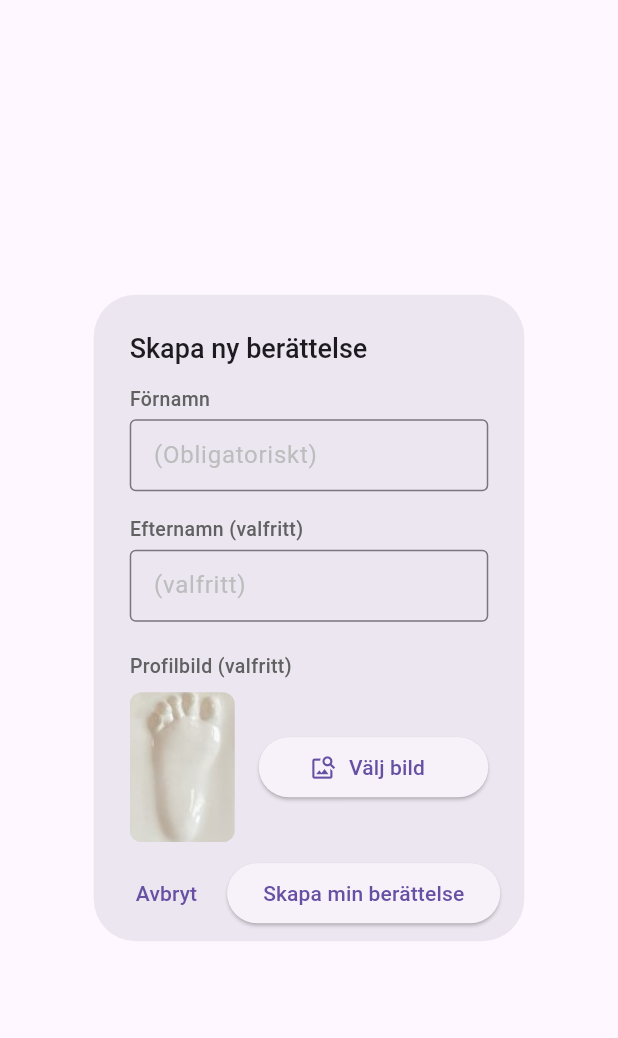
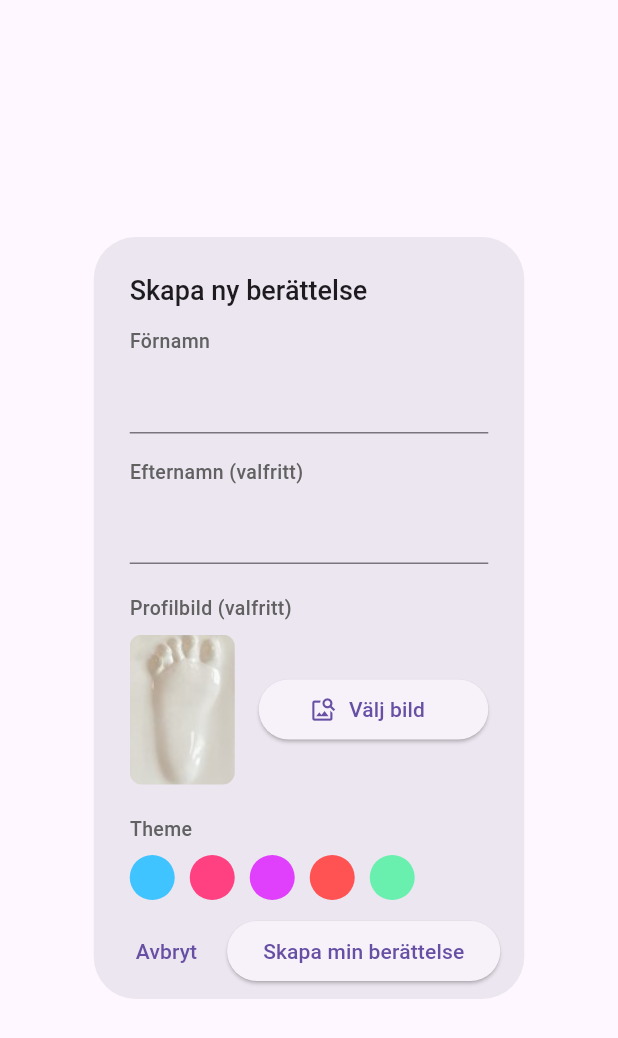
Before and after one commit to unearthcreator/barnbok, a Flutter app: the _CreateStoryDialogContent widget shown alone on an empty page, opened directly with empty values, on a phone screen of 412 x 824 dp. Shown: the top 1038 px of the screen. Run offline on Flutter 3.47's test engine with Material 3 defaults, Android fonts, the phone set to English and light mode, and no system bars; our stand-ins replace hive, hive_flutter, image_cropper, image_picker, logger; accounts and stored records are empty.

Commit message:
Added themes

```diff
--- a/lib/features/menu_screens/widgets/story_dialog.dart
+++ b/lib/features/menu_screens/widgets/story_dialog.dart
@@ -176,61 +176,48 @@ class _CreateStoryDialogContentState extends State<_CreateStoryDialogContent> {
         // --- MODIFIED build method ---
       @override
       Widget build(BuildContext context) {
+        // Define standard label style for reuse
+        final labelStyle = TextStyle(fontSize: 13, fontWeight: FontWeight.w500, color: Colors.grey[700]);
+        // Define size for color circles
+        const double circleDiameter = 30.0;
+
         return AlertDialog(
-      // --- Added Dialog Title ---
           title: Text(
             isEditing ? 'Redigera berättelse' : 'Skapa ny berättelse',
-        style: const TextStyle(fontSize: 18, fontWeight: FontWeight.w500), // Optional styling
+            style: const TextStyle(fontSize: 18, fontWeight: FontWeight.w500),
           ),
           insetPadding: const EdgeInsets.symmetric(horizontal: 20.0, vertical: 20.0),
-      contentPadding: const EdgeInsets.fromLTRB(24.0, 12.0, 24.0, 10.0), // Adjusted top padding slightly for title
+          contentPadding: const EdgeInsets.fromLTRB(24.0, 12.0, 24.0, 10.0),
           content: SingleChildScrollView(
             child: Form(
               key: _formKey,
               child: Column(
                 mainAxisSize: MainAxisSize.min,
-            crossAxisAlignment: CrossAxisAlignment.start,
+                crossAxisAlignment: CrossAxisAlignment.start, // Keep children aligned left
                 children: <Widget>[
-              // --- First Name Field (controller pre-filled in initState) ---
+                  // --- First Name Field ---
                   Padding(
                     padding: const EdgeInsets.only(bottom: 4.0),
-                child: Text('Förnamn', style: TextStyle(fontSize: 13, fontWeight: FontWeight.w500, color: Colors.grey[700])),
+                    child: Text('Förnamn', style: labelStyle), // Use defined style
                   ),
                   TextFormField(
                     controller: _surnameController,
                     enabled: !_isSaving,
-                 decoration: InputDecoration(
-                    hintText: '(Obligatoriskt)',
-                    hintStyle: TextStyle(color: Colors.grey[400]),
-                    border: OutlineInputBorder(),
-                    isDense: true,
-                    contentPadding: EdgeInsets.symmetric(horizontal: 12, vertical: 12),
-                  ),
+                    decoration: InputDecoration( /* ... */ ),
                     textCapitalization: TextCapitalization.words,
-                  validator: (value) {
-                    if (value == null || value.trim().isEmpty) {
-                      return 'Obligatorisk';
-                    }
-                    return null;
-                  },
+                    validator: (value) { /* ... */ },
                   ),
                   const SizedBox(height: 16),
 
-              // --- Last Name Field (controller pre-filled in initState) ---
+                  // --- Last Name Field ---
                   Padding(
                     padding: const EdgeInsets.only(bottom: 4.0),
-                 child: Text('Efternamn (valfritt)', style: TextStyle(fontSize: 13, fontWeight: FontWeight.w500, color: Colors.grey[700])),
+                    child: Text('Efternamn (valfritt)', style: labelStyle), // Use defined style
                   ),
                   TextFormField(
                     controller: _lastNameController,
                     enabled: !_isSaving,
-                 decoration: InputDecoration(
-                    hintText: '(valfritt)',
-                    hintStyle: TextStyle(color: Colors.grey[400]),
-                    border: OutlineInputBorder(),
-                    isDense: true,
-                    contentPadding: EdgeInsets.symmetric(horizontal: 12, vertical: 12),
-                  ),
+                    decoration: InputDecoration( /* ... */ ),
                     textCapitalization: TextCapitalization.words,
                   ),
                   const SizedBox(height: 20),
@@ -238,25 +225,89 @@ class _CreateStoryDialogContentState extends State<_CreateStoryDialogContent> {
                   // --- Image Picker Section ---
                   Text(
                       'Profilbild (valfritt)',
-                  style: TextStyle(fontSize: 13, fontWeight: FontWeight.w500, color: Colors.grey[700]),
+                      style: labelStyle, // Use defined style
                   ),
                   const SizedBox(height: 8),
-
-              // --- ProfileImageSelector with initial path if editing ---
-              // --- ProfileImageSelector with fixed initial path ---
                   ProfileImageSelector(
-                    initialImagePath: widget.existingCard?.imagePath ?? fakeImagePath, // FIX applied here
+                    initialImagePath: widget.existingCard?.imagePath,
                     placeholderImagePath: fakeImagePath,
                     isDisabled: _isSaving,
                     onImageSelected: (File? selectedImage) {
-                      setState(() {
-                        _finalSelectedImageFile = selectedImage;
-                      });
+                      setState(() { _finalSelectedImageFile = selectedImage; });
                       print("CreateStoryDialog: Received image update: ${_finalSelectedImageFile?.path}");
                     },
                   ),
+                  // --- End Image Picker Section ---
 
-              // --- End Image Picker Section ---
+                  // --- ADDED Theme Selection Section ---
+                  const SizedBox(height: 20), // Spacing before Theme section
+                  Text(
+                    'Theme', // Or "Tema" for Swedish
+                    style: labelStyle, // Use defined style
+                  ),
+                  const SizedBox(height: 8),
+                  Row(
+                    // You might want MainAxisAlignment.spaceAround or .spaceBetween
+                    // if you want them to spread out more automatically.
+                    // Using SizedBox provides fixed spacing.
+                    children: [
+                        // Light Blue Circle
+                        Container(
+                          width: circleDiameter,
+                          height: circleDiameter,
+                          decoration: const BoxDecoration(
+                            color: Colors.lightBlueAccent, // Or Colors.lightBlue
+                            shape: BoxShape.circle,
+                          ),
+                        ),
+                        const SizedBox(width: 10), // Spacing between circles
+
+                        // Pink Circle
+                        Container(
+                          width: circleDiameter,
+                          height: circleDiameter,
+                          decoration: const BoxDecoration(
+                            color: Colors.pinkAccent, // Or Colors.pink
+                            shape: BoxShape.circle,
+                          ),
+                        ),
+                        const SizedBox(width: 10),
+
+                        // Purple Circle
+                        Container(
+                          width: circleDiameter,
+                          height: circleDiameter,
+                          decoration: const BoxDecoration(
+                            color: Colors.purpleAccent, // Or Colors.purple
+                            shape: BoxShape.circle,
+                          ),
+                        ),
+                        const SizedBox(width: 10),
+
+                        // Red Circle
+                        Container(
+                          width: circleDiameter,
+                          height: circleDiameter,
+                          decoration: const BoxDecoration(
+                            color: Colors.redAccent, // Or Colors.red
+                            shape: BoxShape.circle,
+                          ),
+                        ),
+                        const SizedBox(width: 10),
+
+                        // Green Circle
+                        Container(
+                          width: circleDiameter,
+                          height: circleDiameter,
+                          decoration: const BoxDecoration(
+                            color: Colors.greenAccent, // Or Colors.green
+                            shape: BoxShape.circle,
+                          ),
+                        ),
+                    ],
+                  ),
+                  // --- End Theme Selection Section ---
+
                 ],
               ),
             ),
@@ -266,15 +317,12 @@ class _CreateStoryDialogContentState extends State<_CreateStoryDialogContent> {
             if (!_isSaving)
               TextButton(
                 child: const Text('Avbryt'),
-            onPressed: () {
-              Navigator.of(context).pop(null);
-            },
+                onPressed: () { Navigator.of(context).pop(null); },
               ),
             ElevatedButton(
               onPressed: (_isSaving || !_repoInitialized) ? null : _submitForm,
               child: _isSaving
-              ? const SizedBox(width: 20, height: 20, child: CircularProgressIndicator(strokeWidth: 2, color: Colors.white))
-              // --- Conditional Button Text ---
+                  ? const SizedBox(/* ... progress indicator ... */)
                   : Text(isEditing ? 'Spara' : 'Skapa min berättelse'),
             ),
           ],
```
Lines whose indentation alone changed are shown as unchanged.
